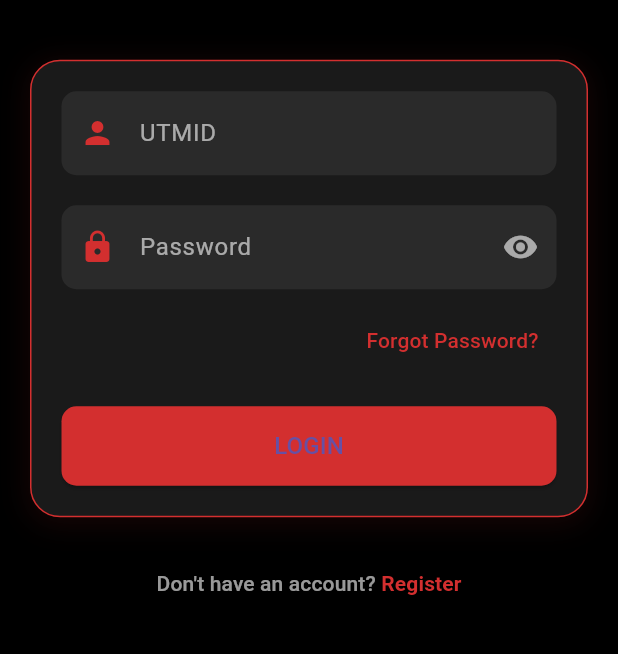
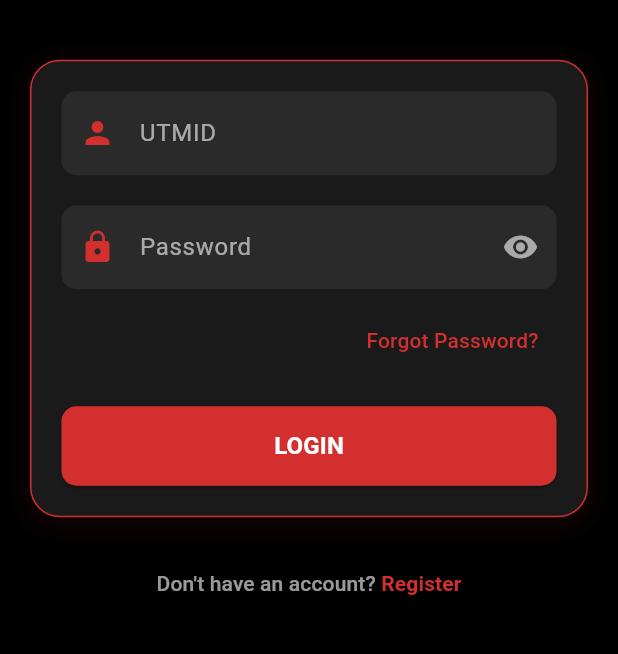
Before and after one commit to HaydenHuan03/AppDev, a Flutter app: the screen it shows after launch, on a phone screen of 412 x 824 dp, the part 433-1087 px from its top. Run offline on Flutter 3.47's test engine with Material 3 defaults, Android fonts, the phone set to English and light mode, and no system bars; our stand-ins replace cloud_firestore, firebase_auth, firebase_core; accounts and stored records are empty.

Commit message:
updateLoginScreen

```diff
--- a/lib/pages/user/login_screen.dart
+++ b/lib/pages/user/login_screen.dart
@@ -435,7 +435,10 @@ void _showForgotPasswordDialog(BuildContext context) async {
                 ),
                 child: Text(
                   "LOGIN",
-                  style: TextStyle(fontSize: 16),
+                  style: TextStyle(
+                    fontSize: 16,
+                    color: Colors.white,
+                    fontWeight: FontWeight.bold),
                 ),
               ),
             ),
```
